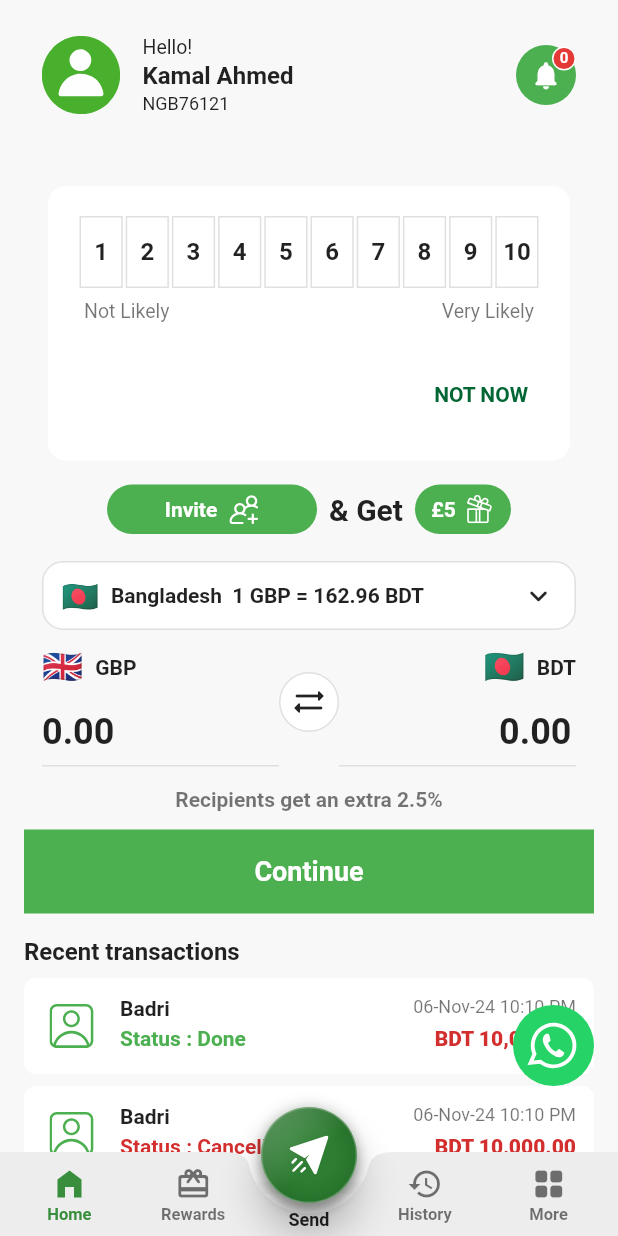
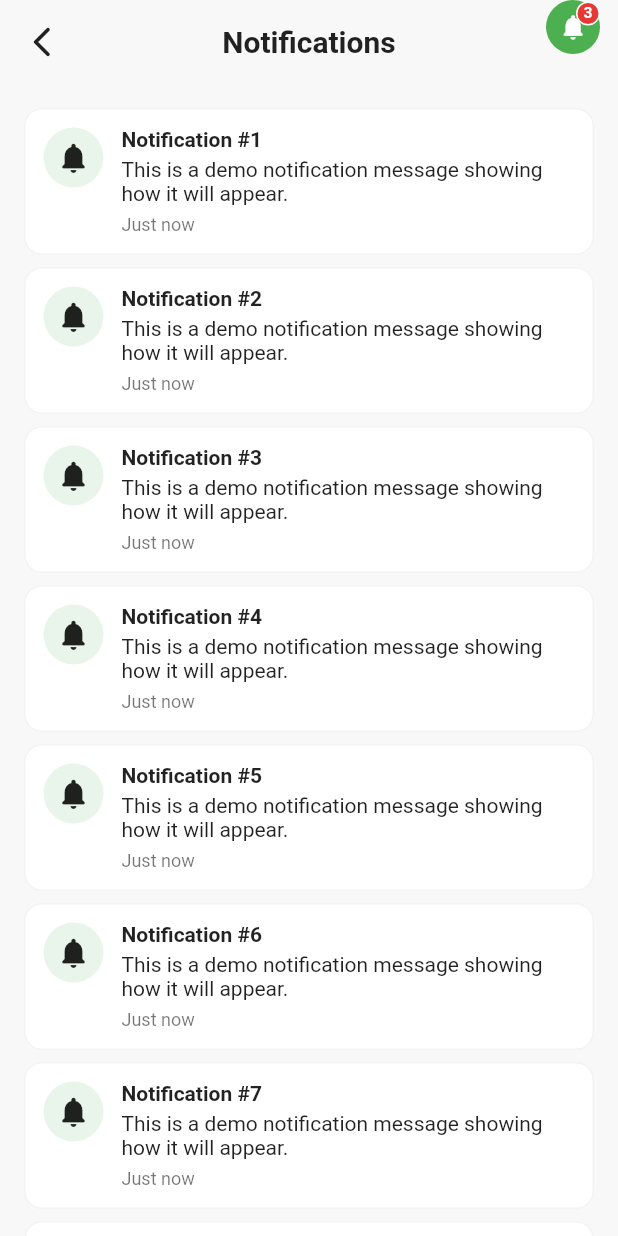
Before and after one commit to RkTushar/nec_app, a Flutter app: the HomeScreen screen opened directly, after a tap on the "notifications" icon, on a phone screen of 412 x 824 dp. Run offline on Flutter 3.47's test engine with Material 3 defaults, Android fonts, the phone set to English and light mode, and no system bars; our stand-ins replace flutter_svg, shared_preferences, webview_flutter; accounts and stored records are empty.

Commit message:
notification screen

```diff
--- a/nec_app/lib/screens/homescreen/home_screen.dart
+++ b/nec_app/lib/screens/homescreen/home_screen.dart
@@ -8,6 +8,7 @@ import 'package:nec_app/widgets/buttons/notification_button.dart';
 import 'package:nec_app/widgets/buttons/invite/invite_button.dart';
 import 'package:nec_app/widgets/buttons/invite/invite_button_2.dart';
 import 'package:nec_app/widgets/cards/transaction_card.dart';
+import 'package:nec_app/screens/homescreen/notification_screen.dart';
 import 'package:nec_app/widgets/cards/rating_card.dart';
 
 class HomeScreen extends StatelessWidget {
@@ -163,7 +164,11 @@ class _HeaderCard extends StatelessWidget {
           NotificationButton(
             count: notificationCount,
             backgroundColor: primaryGreen,
-            onTap: () { debugPrint('Notifications tapped'); },
+            onTap: () {
+              Navigator.of(context).push(
+                MaterialPageRoute(builder: (_) => const NotificationScreen()),
+              );
+            },
           ),
         ],
       ),
--- /dev/null
+++ b/nec_app/lib/screens/homescreen/notification_screen.dart
@@ -0,0 +1,83 @@
+import 'package:flutter/material.dart';
+import 'package:nec_app/widgets/buttons/notification_button.dart';
+
+class NotificationScreen extends StatelessWidget {
+  const NotificationScreen({super.key});
+
+  @override
+  Widget build(BuildContext context) {
+    final Color primary = Theme.of(context).colorScheme.primary;
+    return Scaffold(
+      appBar: AppBar(
+        leading: IconButton(
+          icon: const Icon(Icons.arrow_back_ios_new_rounded),
+          onPressed: () => Navigator.of(context).maybePop(),
+        ),
+        title: const Text('Notifications', style: TextStyle(fontWeight: FontWeight.w700)),
+        centerTitle: true,
+        actions: <Widget>[
+          Padding(
+            padding: const EdgeInsets.only(right: 12),
+            child: NotificationButton(
+              count: 3,
+              backgroundColor: primary,
+              onTap: () {},
+              size: 36,
+              icon: Icons.notifications_rounded,
+            ),
+          ),
+        ],
+      ),
+      body: ListView.separated(
+        padding: const EdgeInsets.all(16),
+        itemCount: 8,
+        separatorBuilder: (_, __) => const SizedBox(height: 8),
+        itemBuilder: (context, index) {
+          return Container(
+            decoration: BoxDecoration(
+              color: Theme.of(context).colorScheme.surface,
+              borderRadius: BorderRadius.circular(12),
+              border: Border.all(color: Theme.of(context).dividerColor.withOpacity(0.4)),
+            ),
+            padding: const EdgeInsets.all(12),
+            child: Row(
+              crossAxisAlignment: CrossAxisAlignment.start,
+              children: <Widget>[
+                Container(
+                  width: 40,
+                  height: 40,
+                  decoration: BoxDecoration(
+                    color: primary.withOpacity(0.12),
+                    shape: BoxShape.circle,
+                  ),
+                  child: const Icon(Icons.notifications_rounded),
+                ),
+                const SizedBox(width: 12),
+                Expanded(
+                  child: Column(
+                    crossAxisAlignment: CrossAxisAlignment.start,
+                    children: <Widget>[
+                      Text(
+                        'Notification #${index + 1}',
+                        style: const TextStyle(fontWeight: FontWeight.w700),
+                      ),
+                      const SizedBox(height: 4),
+                      const Text(
+                        'This is a demo notification message showing how it will appear.',
+                      ),
+                      const SizedBox(height: 6),
+                      Text(
+                        'Just now',
+                        style: Theme.of(context).textTheme.bodySmall,
+                      ),
+                    ],
+                  ),
+                ),
+              ],
+            ),
+          );
+        },
+      ),
+    );
+  }
+}
--- a/nec_app/lib/widgets/cards/transaction_card.dart
+++ b/nec_app/lib/widgets/cards/transaction_card.dart
@@ -105,6 +105,8 @@ class _TransactionCardState extends State<TransactionCard> {
           ]
         : null;
     final Color resolvedStatusColor = widget.statusColor ?? _statusColorFor(widget.statusText);
+    final bool isDone = widget.statusText.toLowerCase().contains('done');
+    final Color resolvedAmountColor = widget.amountColor ?? (isDone ? AppColors.primary : const Color(0xFFD32F2F));
 
     return GestureDetector(
       onTapDown: (_) => _setPressed(true),
@@ -192,7 +194,7 @@ class _TransactionCardState extends State<TransactionCard> {
                 Text(
                   widget.amountText,
                   style: TextStyle(
-                    color: widget.amountColor ?? const Color(0xFFD32F2F),
+                    color: resolvedAmountColor,
                     fontWeight: FontWeight.w800,
                   ),
                 ),
```
